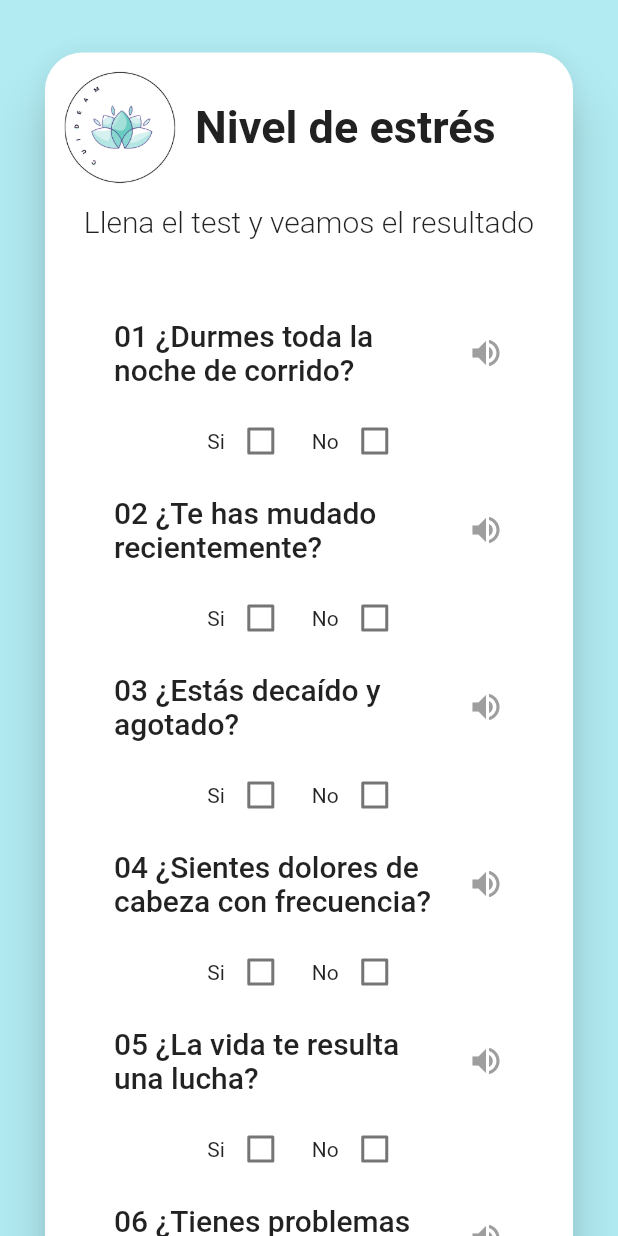
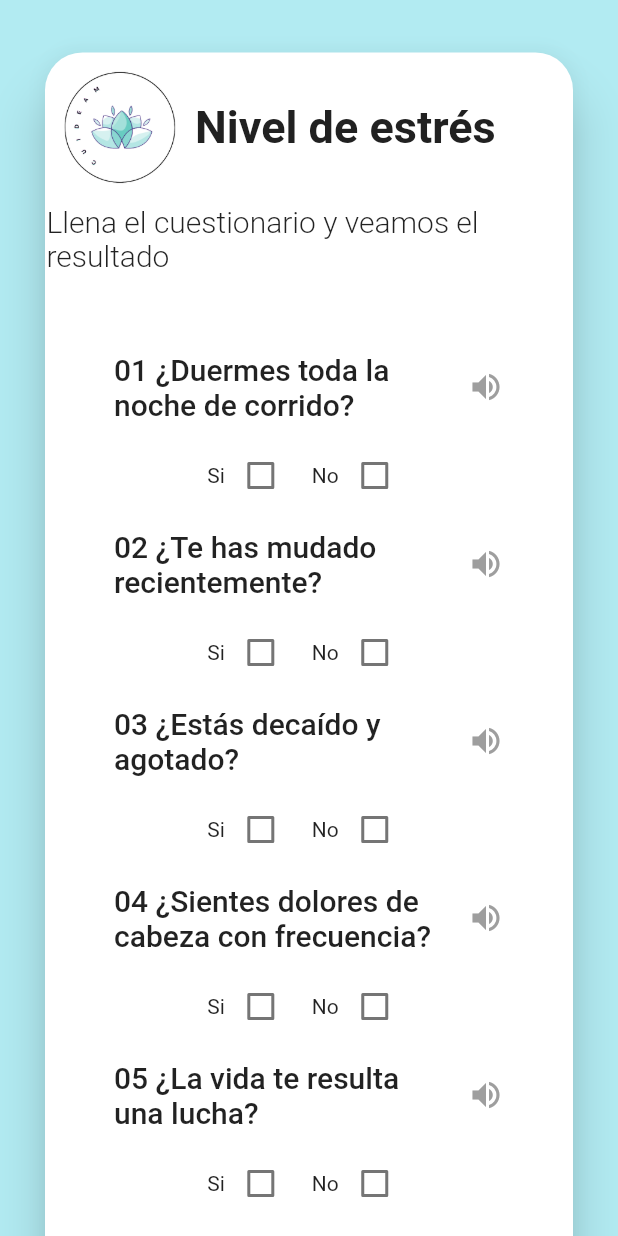
Before and after one commit to Jesus-Manuel-Huerta-Najera/Cuideam, a Flutter app: the MyEncuesta screen opened directly, on a phone screen of 412 x 824 dp. Run offline on Flutter 3.47's test engine with Material 2 defaults, Android fonts, the light colour scheme and no system bars; our stand-ins replace assets_audio_player, audioplayers, email_validator, flushbar, flutter_neumorphic, shared_preferences and 2 more; missing offline and left inert: panorama, steel_crypt, text_to_speech; accounts and stored records are empty.

Commit message:
v1.0.1
ortografía

```diff
--- a/lib/encuesta.dart
+++ b/lib/encuesta.dart
@@ -32,7 +32,7 @@ class MyEncuesta extends StatefulWidget {
 class _MyHomePageState extends State<MyEncuesta> with TickerProviderStateMixin  {
   final _formKey = GlobalKey<FormState>();
   TextToSpeech tts = TextToSpeech();
-  String p1 = "01 ¿Durmes toda la noche de corrido?",
+  String p1 = "01 ¿Duermes toda la noche de corrido?",
          p2 = "02 ¿Te has mudado recientemente?",
          p3 = "03 ¿Estás decaído y agotado?",
          p4 = "04 ¿Sientes dolores de cabeza con frecuencia?",
@@ -126,7 +126,7 @@ class _MyHomePageState extends State<MyEncuesta> with TickerProviderStateMixin
                     ),
                     Container(
                       padding: const EdgeInsets.all(1),
-                      child: const Text('Llena el test y veamos el resultado', style: TextStyle(
+                      child: const Text('Llena el cuestionario y veamos el resultado', style: TextStyle(
                         fontSize: 20,
                         fontWeight:  FontWeight.w300,
                       ),),
```
